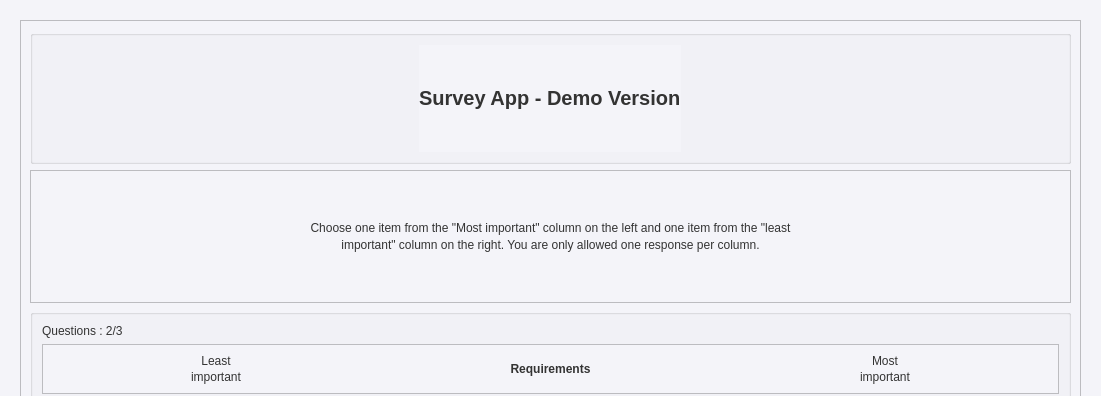
Above: form_light.ui from AsciiNomads/maxdiff before the change; both pictures show x 0 to 1101 and y 0 to 396 of the 1101 by 716 pixel window. Below: the same form after it.
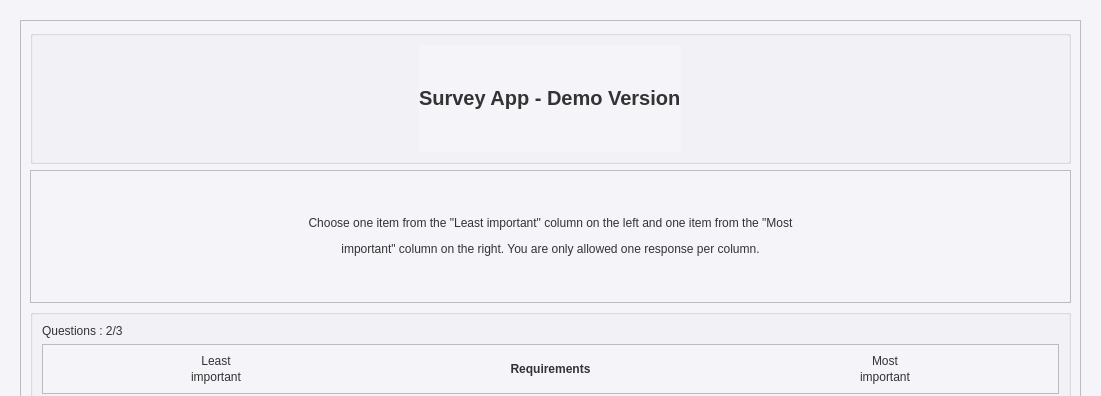
That is the form after the change.

Commit message: change fix image for export ui and and fix typo

```diff
--- a/form_light.ui
+++ b/form_light.ui
@@ -133,7 +133,7 @@
                <enum>Qt::LayoutDirection::LeftToRight</enum>
               </property>
               <property name="text">
-               <string>&lt;html&gt;&lt;head/&gt;&lt;body&gt;&lt;p style=&quot;line-height: 0.35;&quot;&gt;Choose one item from the &amp;quot;Most important&amp;quot; column on the left and one item from the &amp;quot;least&lt;/p&gt;&lt;p&gt;important&amp;quot; column on the right. You are only allowed one response per column.&lt;/p&gt;&lt;/body&gt;&lt;/html&gt;</string>
+               <string>&lt;html&gt;&lt;head/&gt;&lt;body&gt;&lt;p&gt;Choose one item from the &amp;quot;Least important&amp;quot; column on the left and one item from the &amp;quot;Most&lt;/p&gt;&lt;p&gt; important&amp;quot; column on the right. You are only allowed one response per column.&lt;/p&gt;&lt;/body&gt;&lt;/html&gt;</string>
               </property>
               <property name="alignment">
                <set>Qt::AlignmentFlag::AlignCenter</set>
```
The commit also changes 3 other files.
